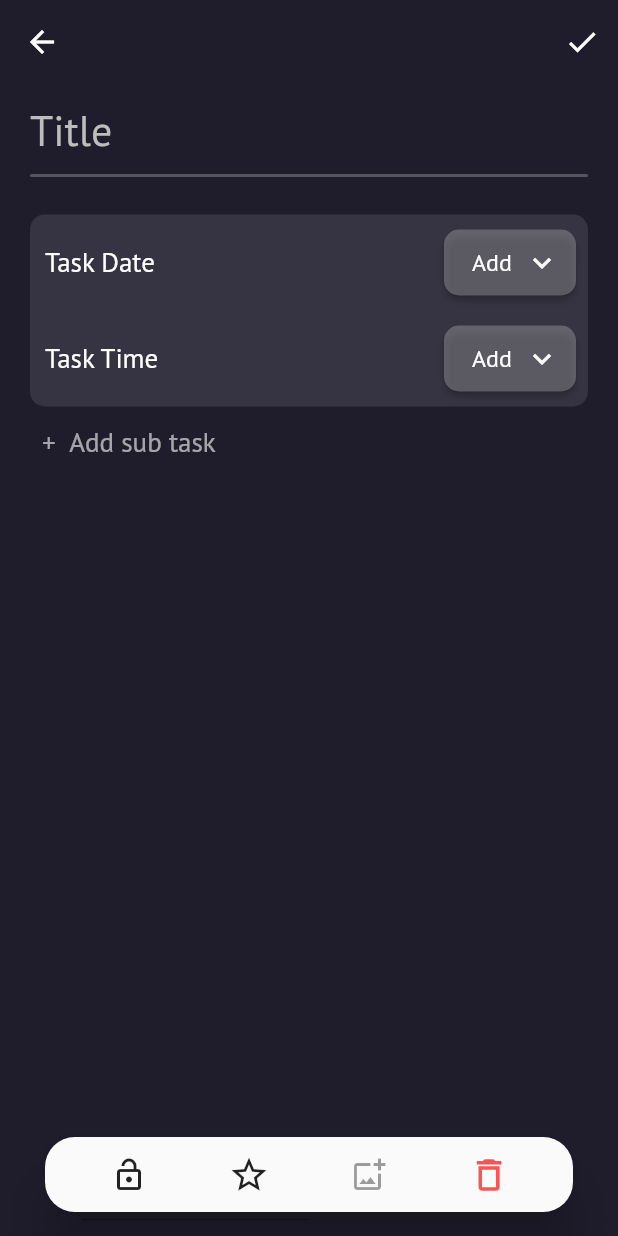
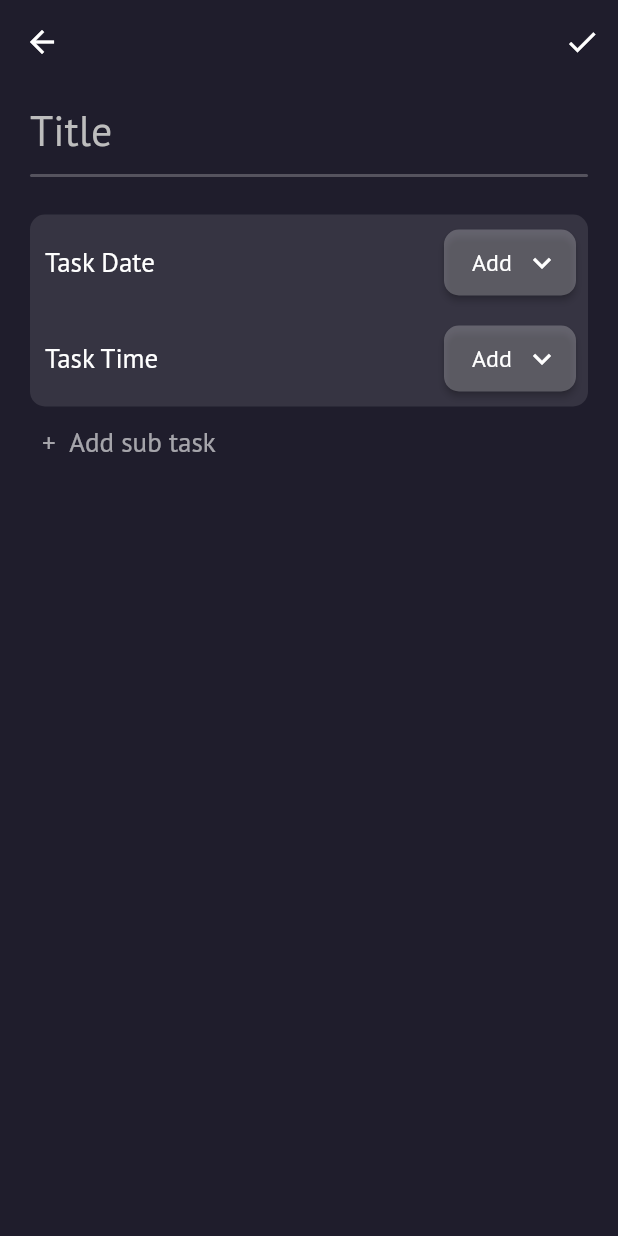
Before and after one commit to magdyebrahim24/notes_app, a Flutter app: the AddTask screen opened directly, on a phone screen of 412 x 824 dp. Run offline on Flutter 3.47's test engine with Material 2 defaults, Android fonts, the phone set to English and light mode, and no system bars; our stand-ins replace bloc, flutter_bloc, flutter_svg, image_picker, sqflite; missing offline and left inert: undo; accounts and stored records are empty.

Commit message:
finish tash and his display

```diff
--- a/lib/layout/task/add_task.dart
+++ b/lib/layout/task/add_task.dart
@@ -1,5 +1,6 @@
 import 'package:flutter/material.dart';
 import 'package:flutter_bloc/flutter_bloc.dart';
+import 'package:notes_app/shared/components/bottom_icon_bar.dart';
 import 'package:notes_app/shared/components/reusable/reusable.dart';
 import 'package:notes_app/shared/constants.dart';
 import 'bloc/cubit/add_task_cubit.dart';
@@ -231,10 +232,12 @@ class AddTask extends StatelessWidget {
                 ),
               ),
             ),
-            floatingActionButton: bottomIconBar(
+            floatingActionButton: cubit.taskID != null ? BottomIconBar(
               deleteFun: () =>
                   cubit.deleteTask(context),
-            ),
+              addToFavoriteFun: ()=> cubit.addToFavorite(),
+              isFavorite: cubit.isFavorite,
+            ): SizedBox(),
             floatingActionButtonLocation: FloatingActionButtonLocation.centerFloat,
             resizeToAvoidBottomInset: true,
           );
@@ -243,40 +246,4 @@ class AddTask extends StatelessWidget {
       ),
     );
   }
-  Widget bottomIconBar(
-      {deleteFun, addImageFun, addToFavoriteFun, addToSecretFun}) {
-    return Padding(
-      padding: EdgeInsets.symmetric(horizontal: 30,vertical: 0),
-      child: Material(
-        elevation: 15,
-        borderRadius: BorderRadius.circular(20),
-        child: Padding(
-          padding: EdgeInsets.symmetric(vertical: 1),
-          child: Row(
-            mainAxisAlignment: MainAxisAlignment.spaceEvenly,
-            children: [
-              IconButton(
-                  onPressed: () {}, icon: Icon(Icons.lock_open_outlined)),
-              IconButton(
-                  onPressed: () {},
-                  icon: Icon(
-                    Icons.star_border,
-                    size: 28,
-                  )),
-              IconButton(
-                  onPressed:  addImageFun,
-                  icon: Icon(Icons.add_photo_alternate_outlined)),
-              IconButton(
-                  onPressed: deleteFun,
-                  icon: Icon(
-                    Icons.delete_outline_outlined,
-                    color: Colors.redAccent,
-                    size: 28,
-                  )),
-            ],
-          ),
-        ),
-      ),
-    );
-  }
 }
--- a/lib/layout/task/bloc/states/states.dart
+++ b/lib/layout/task/bloc/states/states.dart
@@ -12,3 +12,4 @@ class AddTaskUpdateTitleAndBodyState extends AppTaskStates {}
 class AddSubTasksIntoDatabaseState extends AppTaskStates {}
 class AddSubTasksUpdateSubTaskState extends AppTaskStates {}
 class DeleteTaskState extends AppTaskStates {}
+class AddTaskToFavoriteState extends AppTaskStates {}
--- a/lib/shared/components/bottom_icon_bar.dart
+++ b/lib/shared/components/bottom_icon_bar.dart
@@ -26,9 +26,8 @@ final bool isFavorite  ;
                     isFavorite ? Icons.star : Icons.star_border,
                     size: 28,
                   )),
-              IconButton(
-                  onPressed:  addImageFun,
-                  icon: Icon(Icons.add_photo_alternate_outlined)),
+              if(addImageFun != null)
+                IconButton(onPressed:  addImageFun, icon: Icon(Icons.add_photo_alternate_outlined)) ,
               IconButton(
                   onPressed: deleteFun,
                   icon: Icon(
```
Also changed, not shown: lib/layout/note/add_note.dart (+0 -8 lines), lib/layout/task/bloc/cubit/add_task_cubit.dart (+14 -0 lines).
